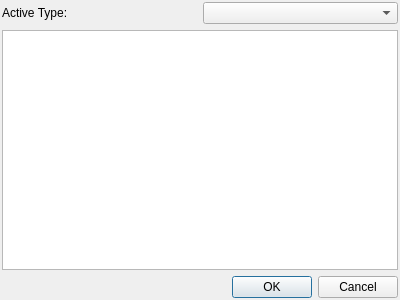
First picture: the form in UI/active_choice_dlg.ui, repository titov-vv/jal, before the edit.
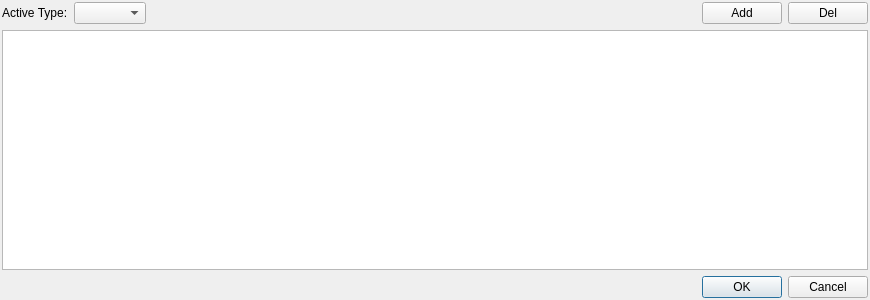
Second picture: the form after the edit.

Commit message: Account and Active selection windows updated with Add/Remove buttons. Field formatting was improved.

What changed in the file:
```diff
--- a/UI/active_choice_dlg.ui
+++ b/UI/active_choice_dlg.ui
@@ -6,7 +6,7 @@
    <rect>
     <x>0</x>
     <y>0</y>
-    <width>400</width>
+    <width>870</width>
     <height>300</height>
    </rect>
   </property>
@@ -66,11 +66,57 @@
       <item>
        <widget class="QComboBox" name="ActiveTypeCombo"/>
       </item>
+      <item>
+       <spacer name="horizontalSpacer">
+        <property name="orientation">
+         <enum>Qt::Horizontal</enum>
+        </property>
+        <property name="sizeHint" stdset="0">
+         <size>
+          <width>40</width>
+          <height>20</height>
+         </size>
+        </property>
+       </spacer>
+      </item>
+      <item>
+       <widget class="QPushButton" name="AddActiveBtn">
+        <property name="text">
+         <string>Add</string>
+        </property>
+       </widget>
+      </item>
+      <item>
+       <widget class="QPushButton" name="RemoveActiveBtn">
+        <property name="text">
+         <string>Del</string>
+        </property>
+       </widget>
+      </item>
      </layout>
     </widget>
    </item>
    <item>
-    <widget class="QTableView" name="ActivesList"/>
+    <widget class="QTableView" name="ActivesList">
+     <property name="editTriggers">
+      <set>QAbstractItemView::AnyKeyPressed|QAbstractItemView::EditKeyPressed|QAbstractItemView::SelectedClicked</set>
+     </property>
+     <property name="alternatingRowColors">
+      <bool>true</bool>
+     </property>
+     <property name="selectionBehavior">
+      <enum>QAbstractItemView::SelectRows</enum>
+     </property>
+     <attribute name="verticalHeaderVisible">
+      <bool>false</bool>
+     </attribute>
+     <attribute name="verticalHeaderMinimumSectionSize">
+      <number>20</number>
+     </attribute>
+     <attribute name="verticalHeaderDefaultSectionSize">
+      <number>22</number>
+     </attribute>
+    </widget>
    </item>
    <item>
     <widget class="QDialogButtonBox" name="buttonBox">
```
The commit also changes 9 other files.
